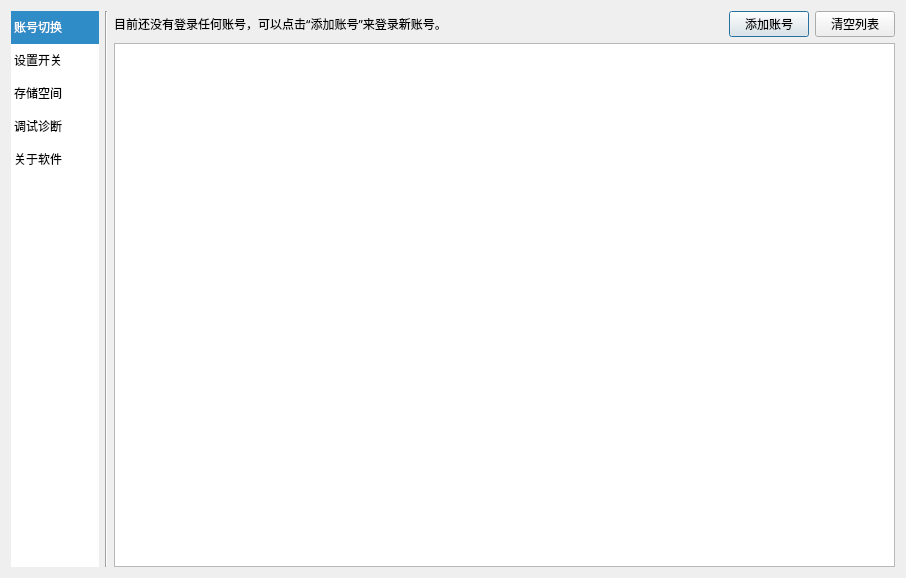
Before: the Qt Designer form src/resf/settings.ui in clb-128258/TiebaDesktop, drawn with Qt 5.
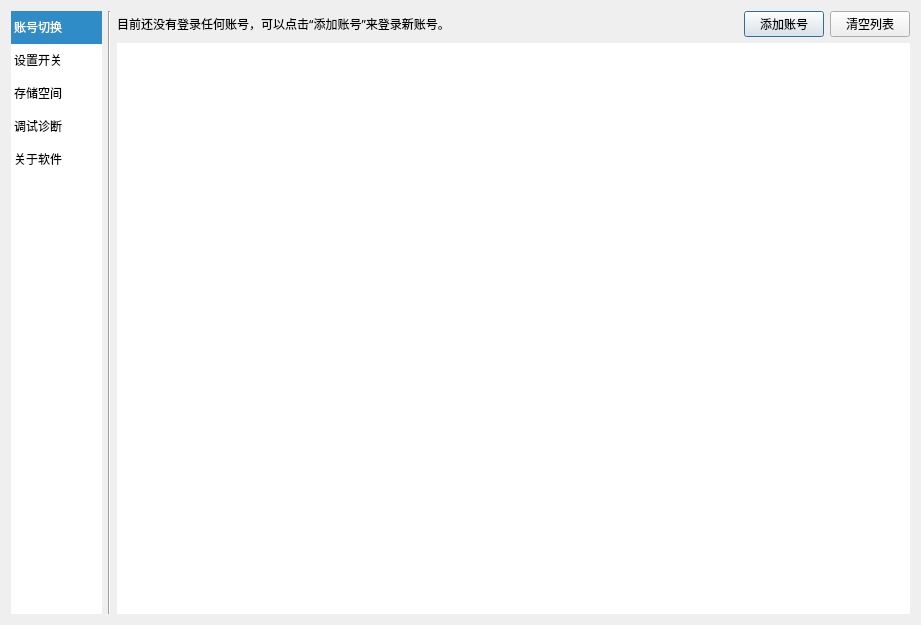
After: the same form once the commit is applied.

Commit message: feat: 帖内图片支持失败重新加载

```diff
--- a/src/resf/settings.ui
+++ b/src/resf/settings.ui
@@ -6,8 +6,8 @@
    <rect>
     <x>0</x>
     <y>0</y>
-    <width>906</width>
-    <height>578</height>
+    <width>921</width>
+    <height>625</height>
    </rect>
   </property>
   <property name="windowTitle">
@@ -87,7 +87,16 @@
        <item row="3" column="0" colspan="3">
         <widget class="QListWidget" name="listWidget_2">
          <property name="frameShape">
-          <enum>QFrame::StyledPanel</enum>
+          <enum>QFrame::NoFrame</enum>
+         </property>
+         <property name="sizeAdjustPolicy">
+          <enum>QAbstractScrollArea::AdjustToContents</enum>
+         </property>
+         <property name="verticalScrollMode">
+          <enum>QAbstractItemView::ScrollPerPixel</enum>
+         </property>
+         <property name="horizontalScrollMode">
+          <enum>QAbstractItemView::ScrollPerPixel</enum>
          </property>
         </widget>
        </item>
```
Left out of the diff: 2 changed lines with no effect on the pictures. The commit also changes 2 other files.
